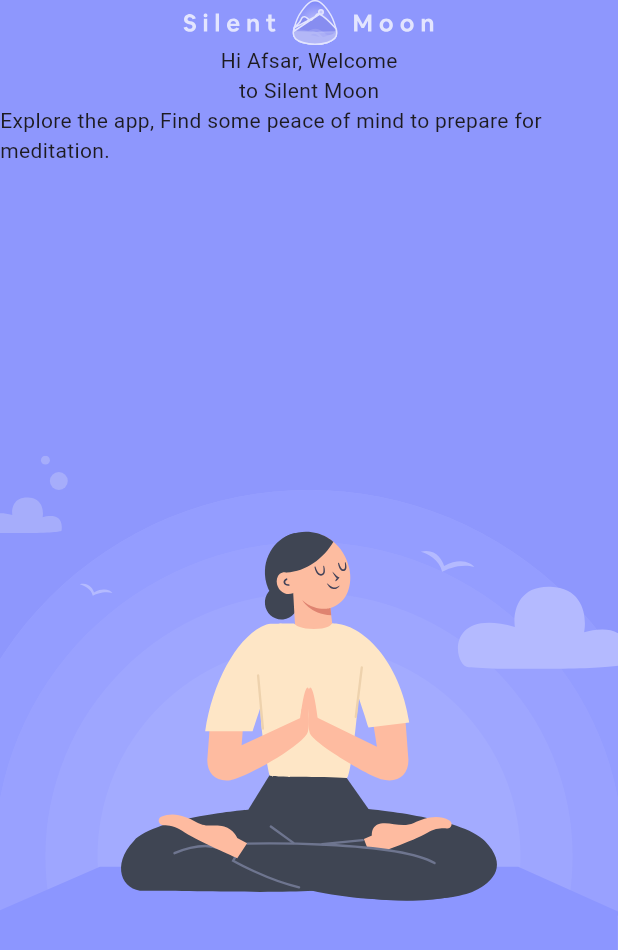
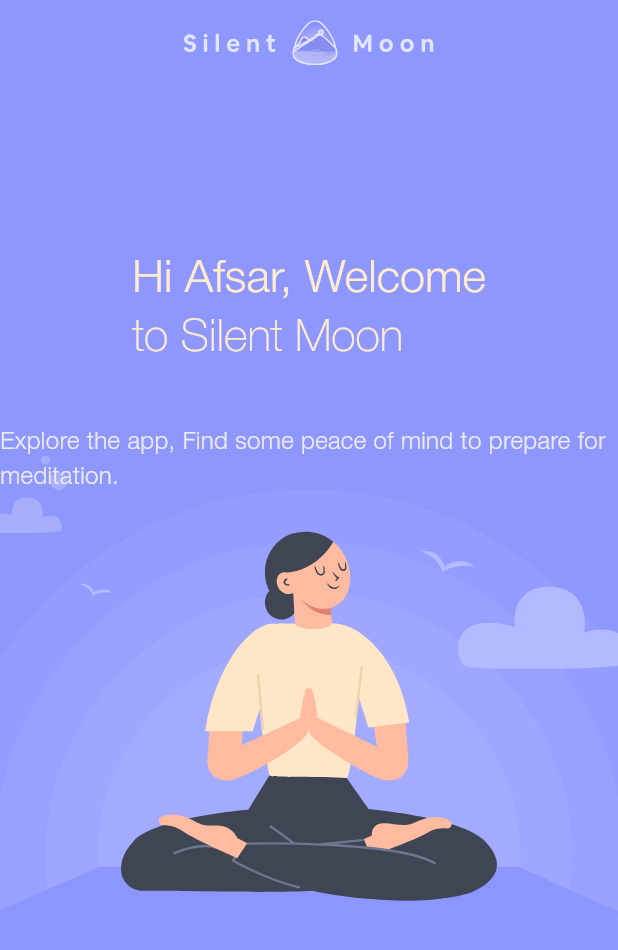
Before and after one commit to noi19r/mdetation_app, a Flutter app: the screen it shows after launch, on a phone screen of 412 x 824 dp. Shown: the top 950 px of the screen. Run offline on Flutter 3.47's test engine with Material 3 defaults, Android fonts, the phone set to English and light mode, and no system bars; our stand-ins replace flutter_svg.

```diff
--- a/lib/pages/home_page.dart
+++ b/lib/pages/home_page.dart
@@ -15,7 +15,10 @@ class HomePage extends StatelessWidget {
         child: orientation == Orientation.portrait
             ? const Stack(children: [
                 GetStartedBackground(),
-                GetStartedHeader(),
+                FractionallySizedBox(
+                  heightFactor: 0.4,
+                  child: GetStartedHeader(),
+                ),
               ])
             : const Row(
                 children: [
@@ -55,11 +58,42 @@ class GetStartedHeader extends StatelessWidget {
   Widget build(BuildContext context) {
     return Column(
       children: [
-        SvgPicture.asset('assets/images/ic_logo.svg'),
-        const Text('Hi Afsar, Welcome'),
-        const Text('to Silent Moon'),
-        const Text(
-            'Explore the app, Find some peace of mind to prepare for meditation.')
+        Expanded(
+          child: SvgPicture.asset(
+            'assets/images/ic_logo.svg',
+            alignment: const Alignment(0.0, -0.8),
+          ),
+        ),
+        Expanded(
+          child: Column(
+            mainAxisAlignment: MainAxisAlignment.spaceBetween,
+            children: [
+              RichText(
+                text: TextSpan(
+                  text: 'Hi Afsar, Welcome\n',
+                  style: PrimaryFont.medium(30).copyWith(
+                    color: kColorLightYellow,
+                    height: 1.3,
+                  ),
+                  children: [
+                    TextSpan(
+                      text: 'to Silent Moon',
+                      style: PrimaryFont.thin(30).copyWith(
+                        color: kColorLightYellow,
+                      ),
+                    ),
+                  ],
+                ),
+              ),
+              Text(
+                'Explore the app, Find some peace of mind to prepare for meditation.',
+                style: PrimaryFont.light(16).copyWith(
+                  color: kColorLightGrey,
+                ),
+              ),
+            ],
+          ),
+        )
       ],
     );
   }
--- a/lib/utils/theme.dart
+++ b/lib/utils/theme.dart
@@ -4,3 +4,30 @@ const kColorPrimary = Color(0xFF8E97FD);
 const kColorLightYellow = Color(0xFFFFECCC);
 const kColorLightGrey = Color(0xFFEBEAEC);
 const kColorDarkGrey = Color(0xFF3F414E);
+
+class PrimaryFont {
+  static String fontFamily = "HelveticaNeue";
+  static TextStyle medium(double size) {
+    return TextStyle(
+      fontSize: size,
+      fontFamily: fontFamily,
+      fontWeight: FontWeight.w500,
+    );
+  }
+
+  static TextStyle thin(double size) {
+    return TextStyle(
+      fontSize: size,
+      fontFamily: fontFamily,
+      fontWeight: FontWeight.w100,
+    );
+  }
+
+  static TextStyle light(double size) {
+    return TextStyle(
+      fontSize: size,
+      fontFamily: fontFamily,
+      fontWeight: FontWeight.w300,
+    );
+  }
+}
```
Also changed, not shown: pubspec.yaml (+13 -13 lines).
